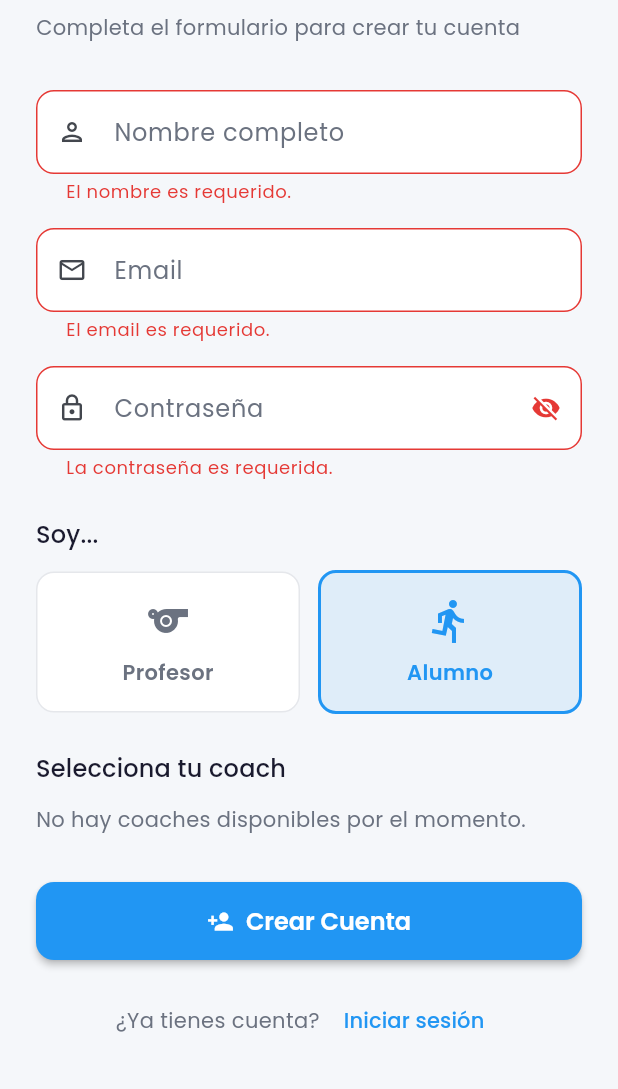
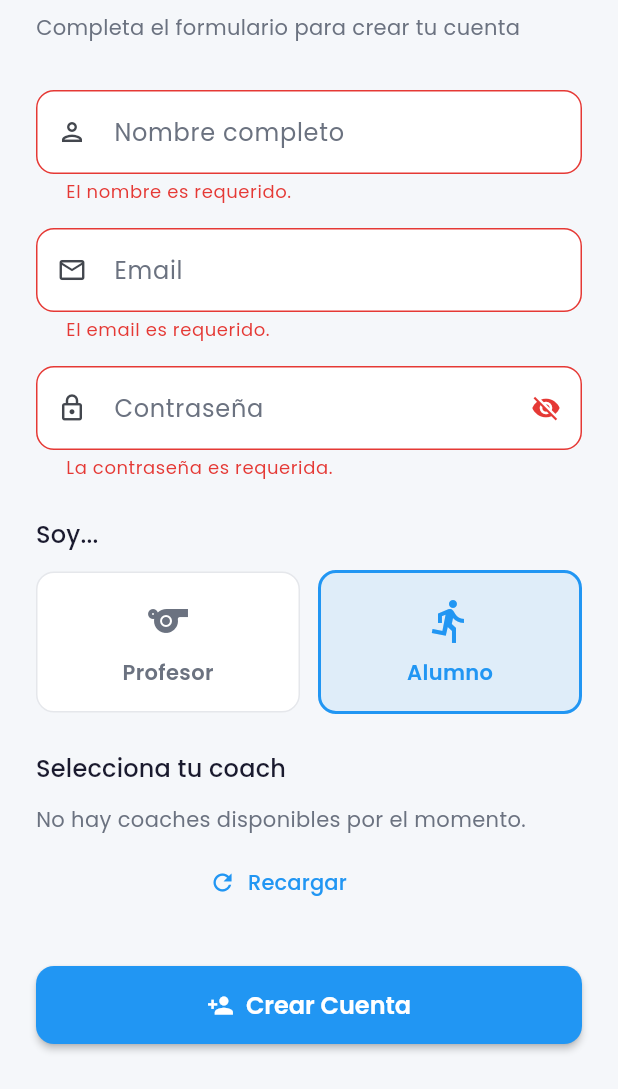
Before and after one commit to nahuelfigueredo/running-coach-app, a Flutter app: the RegisterScreen screen opened directly, after a tap on "Crear Cuenta", on a phone screen of 412 x 824 dp, the part 147-1236 px from its top. Run offline on Flutter 3.47's test engine with Material 3 defaults, Android fonts, the phone set to English and light mode, and no system bars; our stand-ins replace cloud_firestore, firebase_auth, firebase_core, firebase_messaging, fl_chart, flutter_local_notifications and 2 more; accounts and stored records are empty.

Commit message:
Add debug logs and improve error handling in registration flow
Co-authored-by: nahuelfigueredo <185021846+nahuelfigueredo@users.noreply.github.com>

```diff
--- a/lib/screens/auth/register_screen.dart
+++ b/lib/screens/auth/register_screen.dart
@@ -1,3 +1,4 @@
+import 'package:flutter/foundation.dart';
 import 'package:flutter/material.dart';
 import 'package:provider/provider.dart';
 import '../../models/user_model.dart';
@@ -46,15 +47,37 @@ class _RegisterScreenState extends State<RegisterScreen> {
     setState(() => _loadingCoaches = true);
     try {
       final db = DatabaseService();
+      if (kDebugMode) {
         print('🔍 Intentando cargar coaches...');
+      }
       _coaches = await db.getUsersByRole(Roles.coach);
+      if (kDebugMode) {
         print('✅ Coaches cargados: ${_coaches.length}');
         for (var coach in _coaches) {
           print('  👤 ${coach.name} (${coach.email})');
         }
-    } catch (e) {
+      }
+    } catch (e, stackTrace) {
+      if (kDebugMode) {
         print('❌ Error cargando coaches: $e');
+        print('Stack trace: $stackTrace');
+      }
       _coaches = [];
+
+      // Mostrar error al usuario
+      if (mounted) {
+        ScaffoldMessenger.of(context).showSnackBar(
+          SnackBar(
+            content: Text(
+              kDebugMode
+                  ? 'Error al cargar coaches: ${e.toString()}'
+                  : 'Error al cargar coaches. Intenta de nuevo.',
+            ),
+            backgroundColor: AppTheme.errorColor,
+            duration: const Duration(seconds: 5),
+          ),
+        );
+      }
     } finally {
       if (mounted) setState(() => _loadingCoaches = false);
     }
@@ -74,6 +97,15 @@ class _RegisterScreenState extends State<RegisterScreen> {
       return;
     }
 
+    if (kDebugMode) {
+      print('🔐 Iniciando registro...');
+      print('  Email: ${_emailController.text}');
+      print('  Rol: $_selectedRole');
+      if (_selectedRole == Roles.student) {
+        print('  Coach ID: $_selectedCoachId');
+      }
+    }
+
     final authProvider = context.read<AuthProvider>();
     final success = await authProvider.signUp(
       _emailController.text,
@@ -85,11 +117,19 @@ class _RegisterScreenState extends State<RegisterScreen> {
 
     if (!mounted) return;
 
-    if (!success) {
+    if (success) {
+      if (kDebugMode) {
+        print('✅ Registro exitoso');
+      }
+    } else {
+      if (kDebugMode) {
+        print('❌ Error en registro: ${authProvider.errorMessage}');
+      }
       ScaffoldMessenger.of(context).showSnackBar(
         SnackBar(
           content: Text(authProvider.errorMessage ?? ErrorMessages.genericError),
           backgroundColor: AppTheme.errorColor,
+          duration: const Duration(seconds: 5),
         ),
       );
     }
@@ -187,9 +227,19 @@ class _RegisterScreenState extends State<RegisterScreen> {
                   if (_loadingCoaches)
                     const Center(child: CircularProgressIndicator())
                   else if (_coaches.isEmpty)
+                    Column(
+                      children: [
                         const Text(
                           'No hay coaches disponibles por el momento.',
                           style: TextStyle(color: AppTheme.textSecondary),
+                        ),
+                        const SizedBox(height: 8),
+                        TextButton.icon(
+                          onPressed: _loadCoaches,
+                          icon: const Icon(Icons.refresh),
+                          label: const Text('Recargar'),
+                        ),
+                      ],
                     )
                   else
                     Container(
```
Also changed, not shown: lib/services/auth_service.dart (+39 -4 lines). Lines whose indentation alone changed are shown as unchanged.
